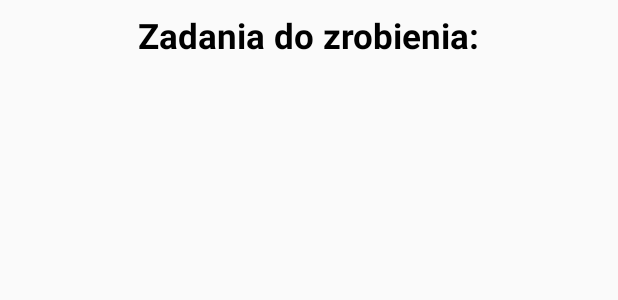
After one commit to Rafi6677/ToDo-App---Android, an Android app: the layout activity_task_list.xml on its own in the app's theme, with its tools: preview values and no code run, on a phone screen of 412 x 824 dp. The commit adds this screen. Shown: the top 300 px of the screen. Run offline under Robolectric (Android 15) with nearby library versions, the phone set to English and light mode, and no system bars.

Commit message:
Category and Task models created

```diff
--- a/app/src/main/AndroidManifest.xml
+++ b/app/src/main/AndroidManifest.xml
@@ -9,7 +9,7 @@
             android:roundIcon="@mipmap/ic_launcher_round"
             android:supportsRtl="true"
             android:theme="@style/AppTheme">
-        <activity android:name=".MainActivity">
+        <activity android:name=".activities.TaskListActivity">
             <intent-filter>
                 <action android:name="android.intent.action.MAIN"/>
 
--- /dev/null
+++ b/app/src/main/java/com/example/todoapp/db/DatabaseHandler.kt
@@ -0,0 +1,4 @@
+package com.example.todoapp.db
+
+class DatabaseHandler {
+}
--- /dev/null
+++ b/app/src/main/java/com/example/todoapp/model/Category.kt
@@ -0,0 +1,5 @@
+package com.example.todoapp.model
+
+enum class Category {
+    Work, Shopping, Other
+}
--- /dev/null
+++ b/app/src/main/res/layout/activity_task_list.xml
@@ -0,0 +1,26 @@
+<?xml version="1.0" encoding="utf-8"?>
+<android.support.constraint.ConstraintLayout
+        xmlns:android="http://schemas.android.com/apk/res/android"
+        xmlns:tools="http://schemas.android.com/tools"
+        xmlns:app="http://schemas.android.com/apk/res-auto"
+        android:layout_width="match_parent"
+        android:layout_height="match_parent"
+        tools:context=".activities.TaskListActivity"
+>
+    <TextView
+            android:text="@string/task_list_title"
+            android:layout_width="wrap_content"
+            android:layout_height="wrap_content"
+            android:id="@+id/textView"
+            app:layout_constraintStart_toStartOf="parent"
+            android:layout_marginLeft="8dp"
+            android:layout_marginStart="8dp"
+            android:layout_marginTop="8dp"
+            app:layout_constraintTop_toTopOf="parent"
+            app:layout_constraintEnd_toEndOf="parent"
+            android:layout_marginEnd="8dp"
+            android:layout_marginRight="8dp"
+            android:textSize="23sp"
+            android:textStyle="bold"
+            android:textColor="@android:color/black"/>
+</android.support.constraint.ConstraintLayout>
--- a/app/src/main/res/values/strings.xml
+++ b/app/src/main/res/values/strings.xml
@@ -1,3 +1,4 @@
 <resources>
     <string name="app_name">ToDo App</string>
+    <string name="task_list_title">Zadania do zrobienia:</string>
 </resources>
```
Also changed, not shown: app/src/main/java/com/example/todoapp/MainActivity.kt (deleted, +0 -12 lines), app/src/main/java/com/example/todoapp/model/Task.kt (added, +18 -0 lines), app/src/main/res/layout/activity_main.xml (deleted, +0 -19 lines).
